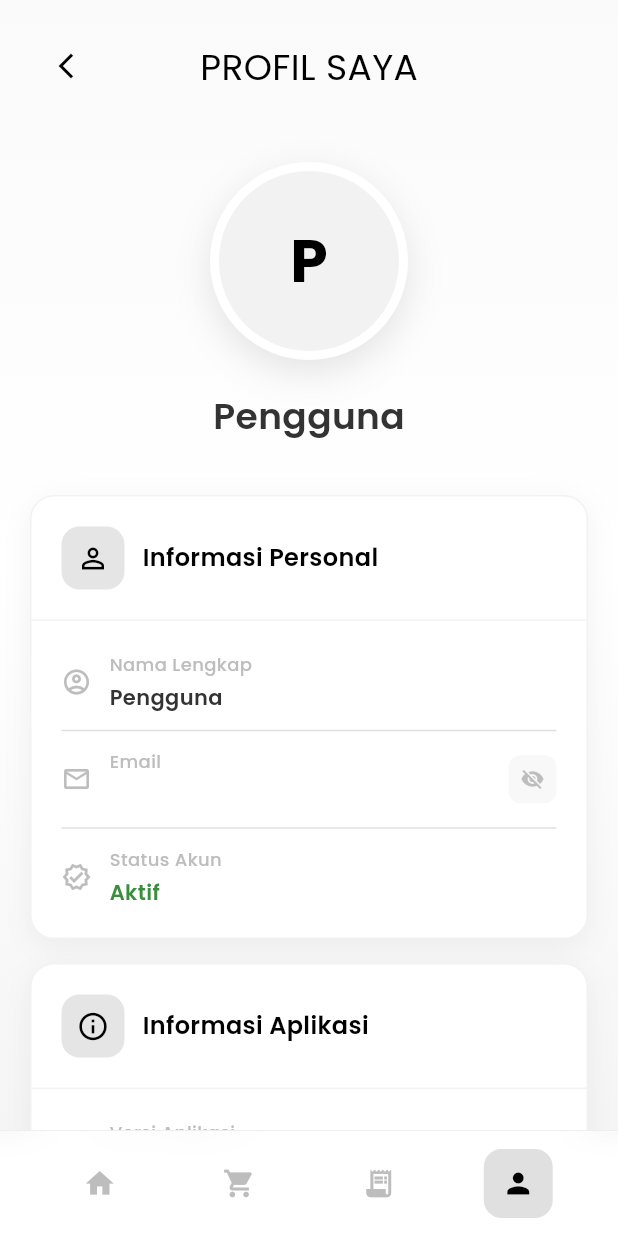
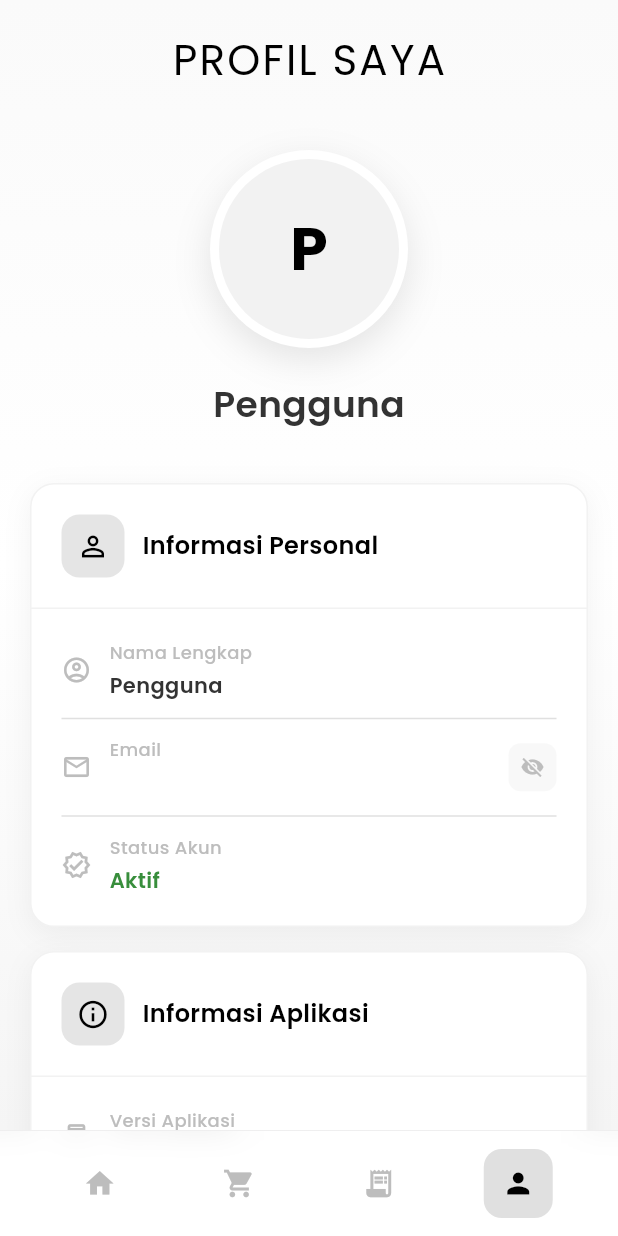
Before and after one commit to SulTenZ/APL-Smartstock-Mobile, a Flutter app: the ProfileView screen opened by its route, on a phone screen of 412 x 824 dp. Run offline on Flutter 3.47's test engine with Material 3 defaults, Android fonts, the phone set to English and light mode, and no system bars; our stand-ins replace confetti, flutter_dotenv, google_fonts, image_picker, shared_preferences; accounts and stored records are empty.

```diff
--- a/lib/features/home/home_view.dart
+++ b/lib/features/home/home_view.dart
@@ -31,7 +31,6 @@ class HomeView extends StatelessWidget {
           ),
           child: Stack(
             children: [
-              // (⤵️ Semua background bulat tetap sama)
               _buildBackground(context),
 
               // Konten utama
--- a/lib/features/profile/profile_view.dart
+++ b/lib/features/profile/profile_view.dart
@@ -73,32 +73,20 @@ class _ProfileViewState extends State<ProfileView> {
                 child: Column(
                   crossAxisAlignment: CrossAxisAlignment.center,
                   children: [
-                    Stack(
-                      alignment: Alignment.center,
+                    Column(
                       children: [
-                        Align(
-                          alignment: Alignment.centerLeft,
-                          child: IconButton(
-                            icon: const Icon(
-                              Icons.arrow_back_ios_new,
-                              color: Color(ColorTheme.primaryColor),
-                              size: 20,
-                            ),
-                            onPressed: () => Navigator.pop(context),
-                            padding: EdgeInsets.zero,
-                            constraints: const BoxConstraints(),
-                          ),
-                        ),
                         Text(
-                          'PROFIL SAYA',
+                          "PROFIL SAYA",
                           style: GoogleFonts.poppins(
-                            fontSize: 24,
+                            fontSize: 28,
                             fontWeight: FontWeight.w400,
                             color: const Color(ColorTheme.primaryColor),
+                            letterSpacing: 1.5,
                           ),
                         ),
                       ],
                     ),
+
                     const SizedBox(height: 40),
                     Container(
                       padding: const EdgeInsets.all(6),
@@ -115,7 +103,9 @@ class _ProfileViewState extends State<ProfileView> {
                       ),
                       child: CircleAvatar(
                         radius: 60,
-                        backgroundColor: const Color(ColorTheme.secondaryColor).withOpacity(0.2),
+                        backgroundColor: const Color(
+                          ColorTheme.secondaryColor,
+                        ).withOpacity(0.2),
                         child: Text(
                           name.isNotEmpty ? name[0].toUpperCase() : 'U',
                           style: GoogleFonts.poppins(
@@ -152,7 +142,10 @@ class _ProfileViewState extends State<ProfileView> {
                             value: email,
                             icon: Icons.email_outlined,
                             isVisible: _isEmailVisible,
-                            onToggle: () => setState(() => _isEmailVisible = !_isEmailVisible),
+                            onToggle:
+                                () => setState(
+                                  () => _isEmailVisible = !_isEmailVisible,
+                                ),
                           ),
                           const Divider(height: 24, color: Color(0xFFE0E0E0)),
                           _buildInfoItem(
@@ -191,7 +184,9 @@ class _ProfileViewState extends State<ProfileView> {
                         borderRadius: BorderRadius.circular(12),
                         boxShadow: [
                           BoxShadow(
-                            color: const Color(ColorTheme.errorColor).withOpacity(0.2),
+                            color: const Color(
+                              ColorTheme.errorColor,
+                            ).withOpacity(0.2),
                             blurRadius: 10,
                             offset: const Offset(0, 4),
                           ),
@@ -203,16 +198,22 @@ class _ProfileViewState extends State<ProfileView> {
                           backgroundColor: const Color(ColorTheme.errorColor),
                           padding: const EdgeInsets.symmetric(vertical: 16),
                           minimumSize: const Size.fromHeight(50),
-                          shape: RoundedRectangleBorder(borderRadius: BorderRadius.circular(12)),
+                          shape: RoundedRectangleBorder(
+                            borderRadius: BorderRadius.circular(12),
+                          ),
                           elevation: 0,
                         ),
-                        icon: controller.isLoggingOut
-                            ? const SizedBox(
-                                width: 16,
-                                height: 16,
-                                child: CircularProgressIndicator(color: Colors.white, strokeWidth: 2),
-                              )
-                            : const Icon(Icons.logout),
+                        icon:
+                            controller.isLoggingOut
+                                ? const SizedBox(
+                                  width: 16,
+                                  height: 16,
+                                  child: CircularProgressIndicator(
+                                    color: Colors.white,
+                                    strokeWidth: 2,
+                                  ),
+                                )
+                                : const Icon(Icons.logout),
                         label: Text(
                           controller.isLoggingOut ? 'Keluar...' : 'Keluar',
                           style: GoogleFonts.poppins(
@@ -220,7 +221,10 @@ class _ProfileViewState extends State<ProfileView> {
                             fontSize: 16,
                           ),
                         ),
-                        onPressed: controller.isLoggingOut ? null : () => _showLogoutDialog(context, controller),
+                        onPressed:
+                            controller.isLoggingOut
+                                ? null
+                                : () => _showLogoutDialog(context, controller),
                       ),
                     ),
                     const SizedBox(height: 30),
@@ -235,7 +239,11 @@ class _ProfileViewState extends State<ProfileView> {
     );
   }
 
-  Widget _buildProfileSection({required IconData icon, required String title, required Widget content}) {
+  Widget _buildProfileSection({
+    required IconData icon,
+    required String title,
+    required Widget content,
+  }) {
     return Container(
       width: double.infinity,
       decoration: BoxDecoration(
@@ -263,10 +271,16 @@ class _ProfileViewState extends State<ProfileView> {
                 Container(
                   padding: const EdgeInsets.all(10),
                   decoration: BoxDecoration(
-                    color: const Color(ColorTheme.primaryColor).withOpacity(0.1),
+                    color: const Color(
+                      ColorTheme.primaryColor,
+                    ).withOpacity(0.1),
                     borderRadius: BorderRadius.circular(12),
                   ),
-                  child: Icon(icon, size: 22, color: const Color(ColorTheme.primaryColor)),
+                  child: Icon(
+                    icon,
+                    size: 22,
+                    color: const Color(ColorTheme.primaryColor),
+                  ),
                 ),
                 const SizedBox(width: 12),
                 Text(
@@ -397,7 +411,9 @@ class _ProfileViewState extends State<ProfileView> {
       barrierColor: Colors.black.withOpacity(0.5),
       builder: (BuildContext context) {
         return AlertDialog(
-          shape: RoundedRectangleBorder(borderRadius: BorderRadius.circular(20)),
+          shape: RoundedRectangleBorder(
+            borderRadius: BorderRadius.circular(20),
+          ),
           backgroundColor: Colors.white,
           elevation: 0,
           title: Row(
@@ -435,7 +451,9 @@ class _ProfileViewState extends State<ProfileView> {
               style: ElevatedButton.styleFrom(
                 backgroundColor: const Color(ColorTheme.errorColor),
                 foregroundColor: Colors.white,
-                shape: RoundedRectangleBorder(borderRadius: BorderRadius.circular(8)),
+                shape: RoundedRectangleBorder(
+                  borderRadius: BorderRadius.circular(8),
+                ),
                 elevation: 0,
               ),
               onPressed: () {
```
Also changed, not shown: lib/features/stock_history/stock_history_view.dart (+9 -11 lines), lib/features/transaction_history/transaction_history_view.dart (+12 -28 lines).
